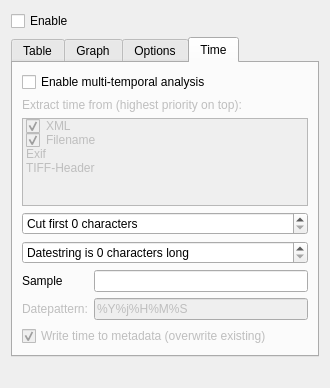
First picture: the form in ui_valuewidgetbase.ui, repository kant/valuetool, before the edit.
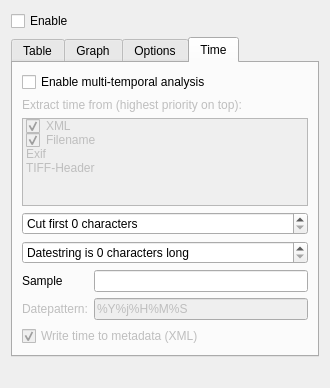
Second picture: the form after the edit. The open tabs and pages were chosen to show the change.

```diff
--- a/ui_valuewidgetbase.ui
+++ b/ui_valuewidgetbase.ui
@@ -547,7 +547,7 @@
           <bool>false</bool>
          </property>
          <property name="text">
-          <string>Write time to metadata (overwrite existing)</string>
+          <string>Write time to metadata (XML)</string>
          </property>
          <property name="checked">
           <bool>true</bool>
```
Left out of the diff: 16 changed lines with no effect on the pictures.
